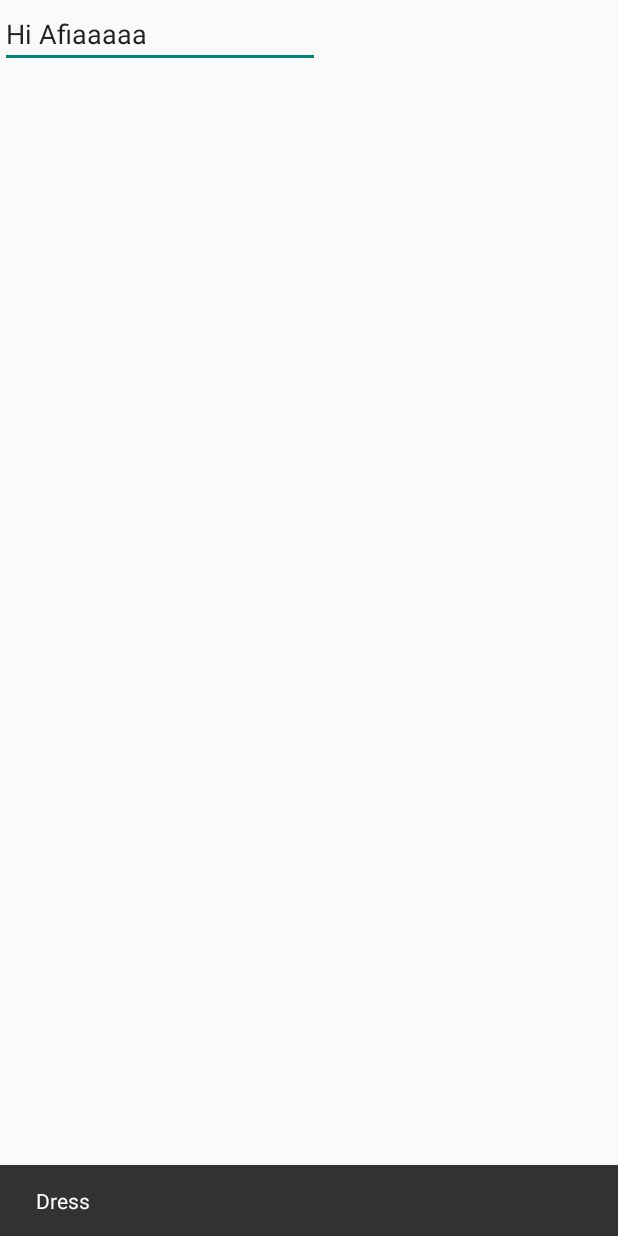
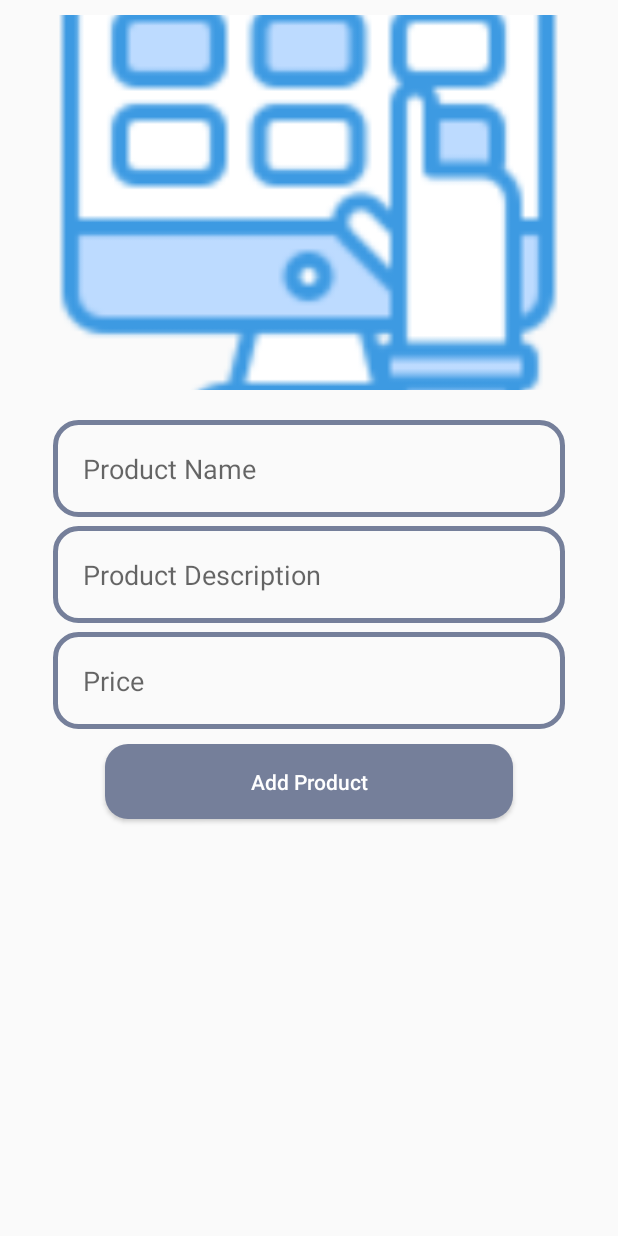
Before and after one commit to nahinAbrar/Orchestra_eShop, an Android app: the AdminCategoryActivity screen opened directly, with no data from a screen before it, after a tap on "Dress", on a phone screen of 412 x 824 dp. Run offline under Robolectric (Android 15) with nearby library versions, the phone set to English and light mode, and no system bars.

Commit message:
Category Done New Product Design Done

```diff
--- a/app/src/main/java/com/first_android_project/orchestraeshop/AdminNewProductActivity.kt
+++ b/app/src/main/java/com/first_android_project/orchestraeshop/AdminNewProductActivity.kt
@@ -15,7 +15,7 @@ class AdminNewProductActivity : AppCompatActivity() {
 
         categoryName = intent.extras?.get("category").toString()
 
-        Snackbar.make(binding.root,categoryName,Snackbar.LENGTH_LONG).show()
+        /*Snackbar.make(binding.root,categoryName,Snackbar.LENGTH_LONG).show()*/
 
 
     }
--- a/app/src/main/res/layout/activity_admin_new_product.xml
+++ b/app/src/main/res/layout/activity_admin_new_product.xml
@@ -1,17 +1,82 @@
 <?xml version="1.0" encoding="utf-8"?>
 <RelativeLayout
     xmlns:android="http://schemas.android.com/apk/res/android"
-    xmlns:app="http://schemas.android.com/apk/res-auto"
     xmlns:tools="http://schemas.android.com/tools"
     android:layout_width="match_parent"
     android:layout_height="match_parent"
     tools:context=".AdminNewProductActivity">
 
+    <ImageView
+        android:contentDescription="@string/new_product_image"
+        android:id="@+id/new_productImage"
+        android:layout_width="350dp"
+        android:layout_height="250dp"
+        android:layout_centerHorizontal="true"
+        android:cropToPadding="false"
+        android:scaleType="centerCrop"
+        android:src="@drawable/product"
+        android:layout_marginTop="10dp">
+    </ImageView>
+
     <EditText
-        android:id="@+id/editTextTextPersonName"
-        android:layout_width="wrap_content"
+        android:id="@+id/new_productName"
+        android:layout_width="match_parent"
         android:layout_height="wrap_content"
-        android:ems="10"
-        android:inputType="textPersonName"
-        android:text="Hi Afiaaaaa" />
+        android:layout_below="@+id/new_productImage"
+        android:layout_marginLeft="35dp"
+        android:layout_marginRight="35dp"
+        android:layout_marginTop="20dp"
+        android:background="@drawable/button_outer_design"
+        android:autofillHints="name"
+        android:hint="@string/new_product_nameHint"
+        android:inputType="textMultiLine"
+        android:padding="20dp">
+    </EditText>
+
+    <EditText
+        android:id="@+id/new_productDescription"
+        android:layout_width="match_parent"
+        android:layout_height="wrap_content"
+        android:layout_below="@+id/new_productName"
+        android:layout_marginLeft="35dp"
+        android:layout_marginRight="35dp"
+        android:layout_marginTop="6dp"
+        android:background="@drawable/button_outer_design"
+        android:autofillHints="name"
+        android:hint="@string/new_product_descriptionHint"
+        android:inputType="textMultiLine"
+        android:padding="20dp">
+    </EditText>
+
+    <EditText
+        android:id="@+id/new_productPrice"
+        android:layout_width="match_parent"
+        android:layout_height="wrap_content"
+        android:layout_below="@+id/new_productDescription"
+        android:layout_marginLeft="35dp"
+        android:layout_marginRight="35dp"
+        android:layout_marginTop="6dp"
+        android:background="@drawable/button_outer_design"
+        android:autofillHints="name"
+        android:hint="@string/new_product_priceHint"
+        android:inputType="textMultiLine"
+        android:padding="20dp">
+    </EditText>
+
+    <Button
+        android:id="@+id/new_addProductButton"
+        android:layout_width="match_parent"
+        android:layout_height="wrap_content"
+        android:layout_below="@+id/new_productPrice"
+        android:background="@drawable/button_fill"
+        android:layout_marginTop="10dp"
+        android:layout_marginLeft="70dp"
+        android:layout_marginRight="70dp"
+        android:padding="15dp"
+        android:text="@string/new_product_addProduct"
+        android:textAllCaps="false"
+        android:textColor="@color/white">
+
+    </Button>
+
 </RelativeLayout>
--- a/app/src/main/res/values/strings.xml
+++ b/app/src/main/res/values/strings.xml
@@ -24,6 +24,11 @@
     <string name="category_bag">Bag</string>
     <string name="category_shoes">Shoes</string>
     <string name="category_watch">Watch</string>
+    <string name="new_product_image">Product Image</string>
+    <string name="new_product_nameHint">Product Name</string>
+    <string name="new_product_descriptionHint">Product Description</string>
+    <string name="new_product_priceHint">Price</string>
+    <string name="new_product_addProduct">Add Product</string>
 
 
 
```
Also changed, not shown: app/src/main/res/drawable-v24/product.png (added).
